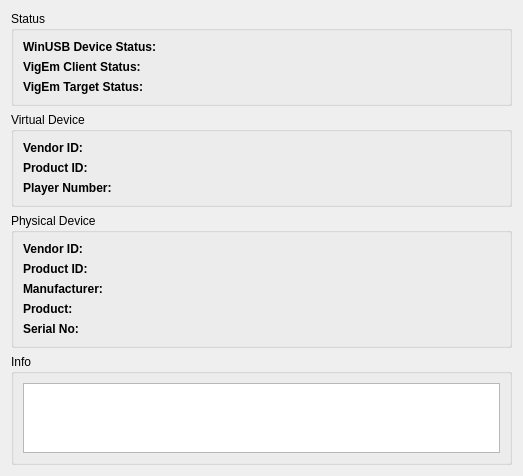
Qt form XBOFS.win.qt5/WinUsbDeviceWidget.ui (OOPMan/XBOFS.win) before a commit.
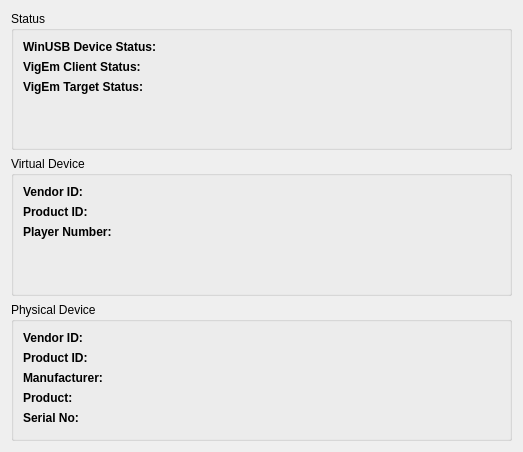
The same form after that commit.

Commit message: #2: Removed info textbox from device tab widget

```diff
--- a/XBOFS.win.qt5/WinUsbDeviceWidget.ui
+++ b/XBOFS.win.qt5/WinUsbDeviceWidget.ui
@@ -201,22 +201,6 @@
      </layout>
     </widget>
    </item>
-   <item>
-    <widget class="QGroupBox" name="infoGroupBox">
-     <property name="title">
-      <string>Info</string>
-     </property>
-     <layout class="QVBoxLayout" name="verticalLayout_2">
-      <item>
-       <widget class="QTextEdit" name="infoText">
-        <property name="readOnly">
-         <bool>true</bool>
-        </property>
-       </widget>
-      </item>
-     </layout>
-    </widget>
-   </item>
   </layout>
  </widget>
  <resources/>
```
